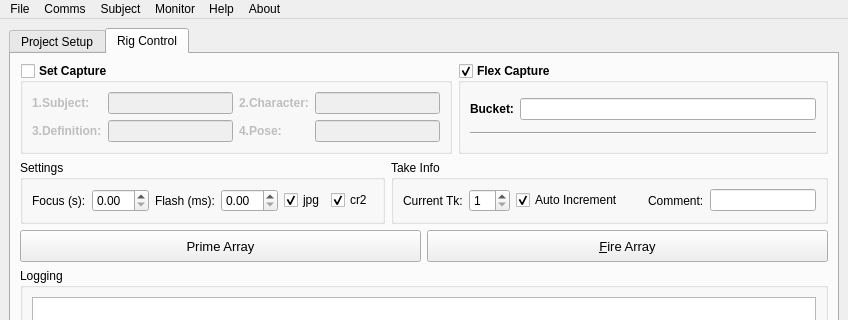
Qt form bb_python/bbTriggerBoxx/ui/bbTriggerBoxx_UI.ui (Chicane5/ByteBoxx) before a commit; both pictures show x 0 to 848 and y 0 to 320 of the 848 by 467 pixel window.
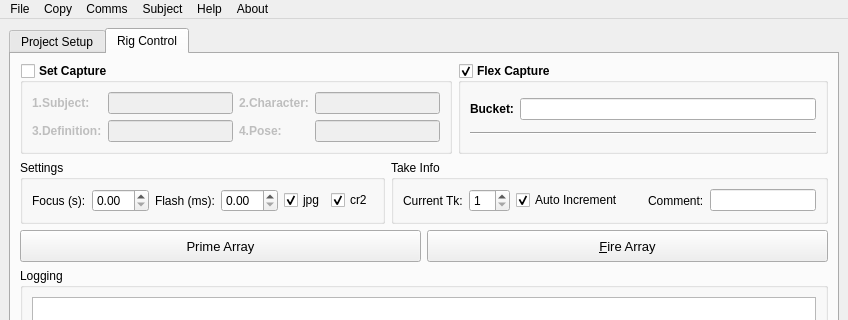
The same form after that commit. Icons and pictures are not drawn.

Commit message: reshuffle - added utilbatchjobs, reqwork of RenderBoxx

```diff
--- a/bb_python/bbTriggerBoxx/ui/bbTriggerBoxx_UI.ui
+++ b/bb_python/bbTriggerBoxx/ui/bbTriggerBoxx_UI.ui
@@ -522,16 +522,16 @@
      <string>Help</string>
     </property>
    </widget>
-   <widget class="QMenu" name="menuMonitor">
+   <widget class="QMenu" name="menuCopy">
     <property name="title">
-     <string>Monitor</string>
+     <string>Copy</string>
     </property>
     <addaction name="actionStart_Monitor"/>
    </widget>
    <addaction name="menuFile"/>
+   <addaction name="menuCopy"/>
    <addaction name="menuComms"/>
    <addaction name="menuSubject"/>
-   <addaction name="menuMonitor"/>
    <addaction name="menuHelp"/>
    <addaction name="menuAbout"/>
   </widget>
```
Left out of the diff: 19 changed lines with no effect on the pictures. The commit also changes 20 other files.
